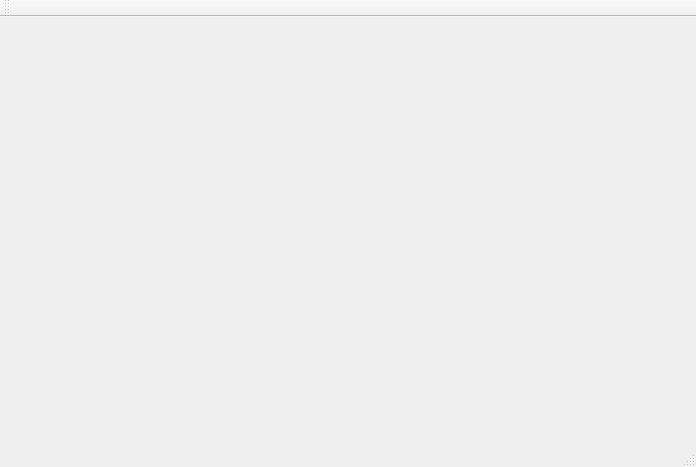
Qt form testGUI/mainwindow.ui (ialhashim/sketch-search) before a commit.
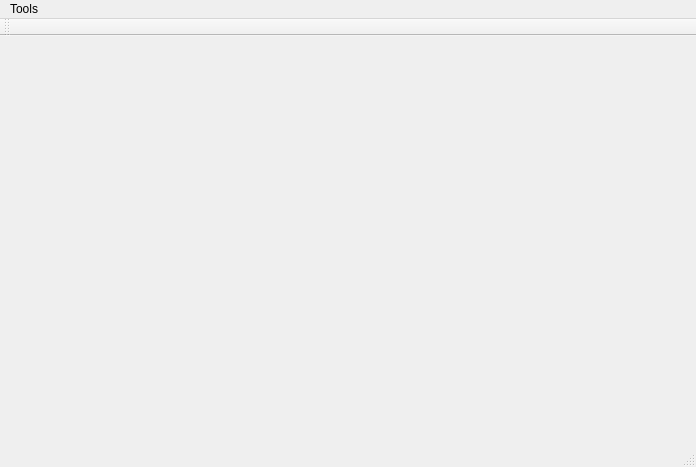
The same form after that commit.

What changed in the file:
```diff
--- a/testGUI/mainwindow.ui
+++ b/testGUI/mainwindow.ui
@@ -32,6 +32,13 @@
      <height>21</height>
     </rect>
    </property>
+   <widget class="QMenu" name="menuTools">
+    <property name="title">
+     <string>Tools</string>
+    </property>
+    <addaction name="actionRemove_Duplicates"/>
+   </widget>
+   <addaction name="menuTools"/>
   </widget>
   <widget class="QToolBar" name="mainToolBar">
    <attribute name="toolBarArea">
```
Left out of the diff: 27 changed lines with no effect on the pictures.
